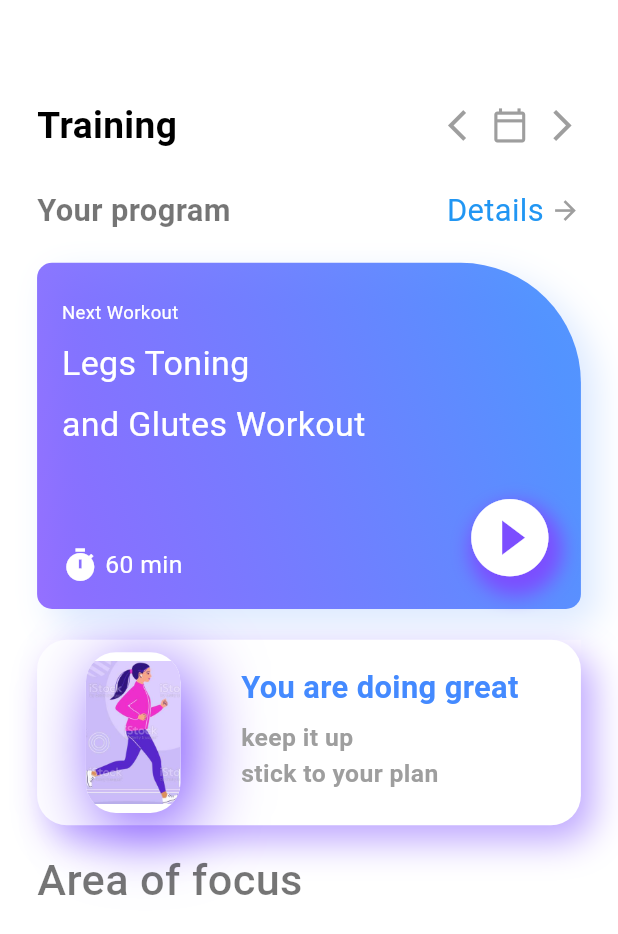
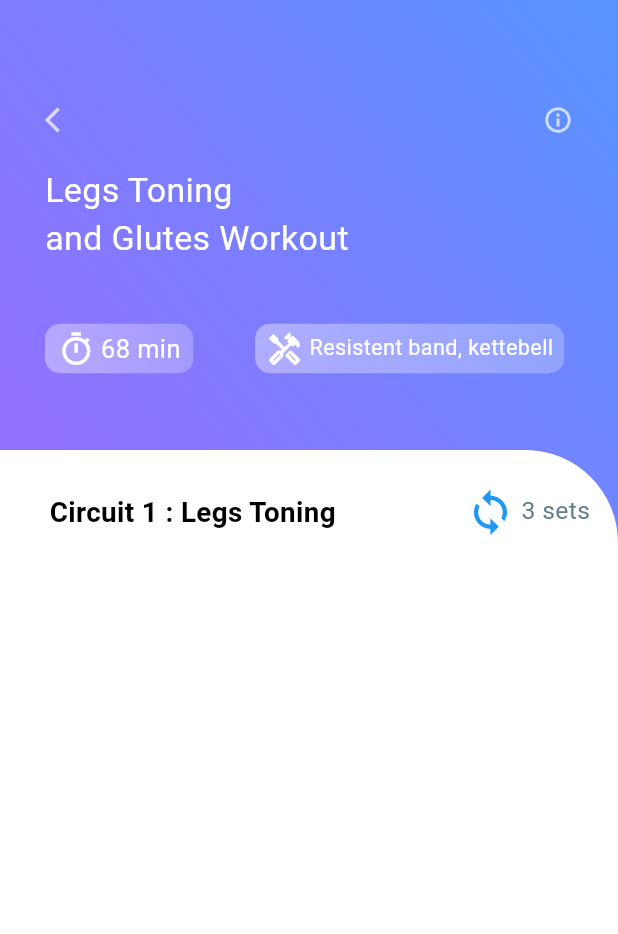
Before and after one commit to Dogrud/Training-Assistant-App, a Flutter app: the screen it shows after launch, on a phone screen of 412 x 824 dp. Shown: the top 934 px of the screen. Run offline on Flutter 3.47's test engine with Material 3 defaults, Android fonts, the phone set to English and light mode, and no system bars.

Commit message:
built video page without the json file.

```diff
--- a/json/info.json
+++ b/json/info.json
@@ -1 +1 @@
-[{ "title": "Glutes", "img": "assets/images/hips.png" }, { "title": "Abs", "img": "assets/images/belly.png" }, { "title": "Legs", "img": "assets/images/calf.png" }, { "title": "Arms", "img": "assets/images/biceps.png" }, { "title": "Legs", "img": "assets/images/calf.png" }, { "title": "Arms", "img": "assets/images/biceps.png" }, { "title": "Arms", "img": "assets/images/biceps.png" } ]
+[{ "title": "Glutes", "img": "assets/images/hips.png" }, { "title": "Abs", "img": "assets/images/belly.png" }, { "title": "Legs", "img": "assets/images/calf.png" },{ "title": "Arms", "img": "assets/images/biceps.png" }  ]
--- a/lib/main.dart
+++ b/lib/main.dart
@@ -3,6 +3,7 @@
 import 'package:flutter/cupertino.dart';
 import 'package:flutter/material.dart';
 import 'package:trainign_assistant_app/ui/mainPage.dart';
+import 'package:trainign_assistant_app/ui/videoInfo.dart';
 
 void main(){
   runApp(HomePage());
@@ -15,7 +16,7 @@ class HomePage extends StatelessWidget {
   Widget build(BuildContext context) {
     return const MaterialApp(
         debugShowCheckedModeBanner: false,
-        home: mainPage()
+        home: videoInfo()
 
     );
   }
--- a/lib/ui/mainPage.dart
+++ b/lib/ui/mainPage.dart
@@ -299,29 +299,39 @@ class _GetStartedState extends State<mainPage> {
               )
             ],
           ),
-          Expanded(child: ListView.builder(
+          Expanded(child: OverflowBox(
+            maxWidth: size.width,
+            child: MediaQuery.removePadding(
+              context: context,
+              removeTop: true,
+              child: ListView.builder(
                   itemCount: (info.length.toDouble()/2).toInt(),
                   itemBuilder:(_,i){
+                    int a = 2*i;
+                    int b = 2*i +1;
                     return Row(
                       mainAxisAlignment: MainAxisAlignment.start,
-                  children: [Container(
+                      children: [
+                        Container(
                           padding: EdgeInsets.only(top: size.height*0.012),
-                    height: size.height*0.2,
-                    width: size.width*0.48,
+                          margin: EdgeInsets.only(left: 30,bottom: 15,top: 15),
+                          height: size.height*0.18,
+                          width: (size.width-90)/2,
                           decoration: BoxDecoration(
                             color: Colors.white,
                             borderRadius: BorderRadius.circular(15),
                             image: DecorationImage(
                               opacity: 0.7,
                               image: AssetImage(
-                            info[i]["img"],
+                                info[a]["img"]
+                                //"assets/images/calf.png"
                               ),
 
                             ),
                             boxShadow: [
                               BoxShadow(
-                              blurRadius: 3,
-                              offset: Offset(5, 5),
+                                  blurRadius: 4,
+                                  offset: Offset(-5, -5),
                                   color: Colors.blueAccent.withOpacity(0.1)
                               )
                             ]
@@ -329,17 +339,56 @@ class _GetStartedState extends State<mainPage> {
                         child: Align(
                           alignment: Alignment.bottomCenter,
                           child: Text(
-                        info[i]["title"],
+                            info[a]["title"],
                             style: TextStyle(
                                 fontSize: size.width*0.04,
                                 color: Colors.blueAccent
                             ),
                           ),
                         ),
-                  )],
+                      ),
+                        Container(
+                          padding: EdgeInsets.only(top: size.height*0.012),
+                          height: size.height*0.18,
+                          margin: EdgeInsets.only(left: 30,bottom: 15,top: 15),
+                          width: (size.width-90)/2,
+                          decoration: BoxDecoration(
+                              color: Colors.white,
+                              borderRadius: BorderRadius.circular(15),
+                              image: DecorationImage(
+                                opacity: 0.7,
+                                image: AssetImage(
+                                    info[b]["img"]
+                                  //"assets/images/calf.png"
+                                ),
+
+                              ),
+                              boxShadow: [
+                                BoxShadow(
+                                    blurRadius: 4,
+                                    offset: Offset(-5, -5),
+                                    color: Colors.blueAccent.withOpacity(0.1)
+                                )
+                              ]
+                          ),
+                          child: Align(
+                            alignment: Alignment.bottomCenter,
+                            child: Text(
+                              info[b]["title"],
+                              style: TextStyle(
+                                  fontSize: size.width*0.04,
+                                  color: Colors.blueAccent
+                              ),
+                            ),
+                          ),
+                        )
+
+                      ],
 
                     );
                   }
+              ),
+            ),
           ))
 
         ]),
--- /dev/null
+++ b/lib/ui/videoInfo.dart
@@ -0,0 +1,174 @@
+import 'package:flutter/gestures.dart';
+import 'package:flutter/material.dart';
+
+class videoInfo extends StatelessWidget {
+  const videoInfo({Key? key}) : super(key: key);
+
+  @override
+  Widget build(BuildContext context) {
+    Size size = MediaQuery.of(context).size;
+    return Scaffold(
+      body: Container(
+        decoration: BoxDecoration(
+            gradient: LinearGradient(colors: [
+          Colors.deepPurpleAccent.withOpacity(0.8),
+          Colors.blueAccent.withOpacity(0.9)
+        ], begin: const FractionalOffset(0.0, 0.4), end: Alignment.topRight)),
+        child: Column(
+          children: [
+            Container(
+              padding: EdgeInsets.only(top: 70, left: 30, right: 30),
+              width: size.width,
+              height: 300,
+              child: Column(
+                crossAxisAlignment: CrossAxisAlignment.start,
+                children: [
+                  Row(
+                    children: [
+                      Icon(
+                        Icons.arrow_back_ios,
+                        size: 20,
+                        color: Colors.white70,
+                      ),
+                      Expanded(child: Container()),
+                      Icon(
+                        Icons.info_outline,
+                        size: 20,
+                        color: Colors.white70,
+                      )
+                    ],
+                  ),
+                  SizedBox(
+                    height: size.height * 0.025,
+                  ),
+                  Text(
+                    "Legs Toning",
+                    style: TextStyle(
+                      fontSize: size.width * 0.055,
+                      color: Colors.white,
+                    ),
+                  ),
+                  SizedBox(
+                    height: size.height * 0.0001,
+                  ),
+                  Text(
+                    "and Glutes Workout",
+                    style: TextStyle(
+                      fontSize: size.width * 0.055,
+                      color: Colors.white,
+                    ),
+                  ),
+                  SizedBox(
+                    height: size.height * 0.05,
+                  ),
+                  Row(
+                    children: [
+                      Container(
+                        width: size.width * 0.24,
+                        height: size.height * 0.04,
+                        decoration: BoxDecoration(
+                            borderRadius: BorderRadius.circular(10),
+                            gradient: LinearGradient(
+                                colors: [Colors.white38, Colors.white24],
+                                begin: Alignment.bottomLeft,
+                                end: Alignment.topRight)),
+                        child: Row(
+                          mainAxisAlignment: MainAxisAlignment.center,
+                          children: [
+                            Icon(
+                              Icons.timer_outlined,
+                              size: size.width * 0.06,
+                              color: Colors.white,
+                            ),
+                            SizedBox(
+                              width: size.width * 0.01,
+                            ),
+                            Text(
+                              "68 min",
+                              style:
+                                  TextStyle(fontSize: 17, color: Colors.white),
+                            )
+                          ],
+                        ),
+                      ),
+                      SizedBox(
+                        width: size.width * 0.1,
+                      ),
+                      Container(
+                        width: size.width * 0.5,
+                        height: size.height * 0.04,
+                        decoration: BoxDecoration(
+                            borderRadius: BorderRadius.circular(10),
+                            gradient: LinearGradient(
+                                colors: [Colors.white38, Colors.white24],
+                                begin: Alignment.bottomLeft,
+                                end: Alignment.topRight)),
+                        child: Row(
+                          mainAxisAlignment: MainAxisAlignment.center,
+                          children: [
+                            Icon(
+                              Icons.handyman_outlined,
+                              size: size.width * 0.06,
+                              color: Colors.white,
+                            ),
+                            SizedBox(
+                              width: size.width * 0.01,
+                            ),
+                            Text(
+                              "Resistent band, kettebell",
+                              style: TextStyle(
+                                  fontSize: size.width * 0.035,
+                                  color: Colors.white),
+                            )
+                          ],
+                        ),
+                      ),
+                    ],
+                  ),
+                  SizedBox(
+                    width: size.width * 0.01,
+                  ),
+                ],
+              ),
+            ),
+            Expanded(child: Container(
+              decoration: BoxDecoration(color: Colors.white,borderRadius: BorderRadius.only(topRight: Radius.circular(size.width*0.15)),
+            ),
+            child: Column(
+              children: [
+                SizedBox(height: size.height*0.03,),
+                Row(children: [
+                  SizedBox(width: size.width*0.08  ,),
+                  Text("Circuit 1 : Legs Toning",
+                  style: TextStyle(
+                    fontSize: size.width*0.045,
+                    fontWeight: FontWeight.bold,
+                    color: Colors.black
+                  ),
+                  ),
+                  Expanded(child: Container()),
+                  Row(
+                    children: [Icon(Icons.loop,size: size.width*0.08,color: Colors.blue,),
+                      SizedBox(width: size.width*0.01,),
+                      Text("3 sets",style: TextStyle(
+                        fontSize: size.width*0.04,
+                        color:Colors.blueGrey
+
+                      ),)
+
+
+                    ],
+                  ),
+                  SizedBox(width: size.width*0.045,)
+                ]),
+
+              ],
+            ),
+            )
+            )
+          ],
+        ),
+      ),
+    );
+  }
+}
```
Lines whose indentation alone changed are shown as unchanged.
